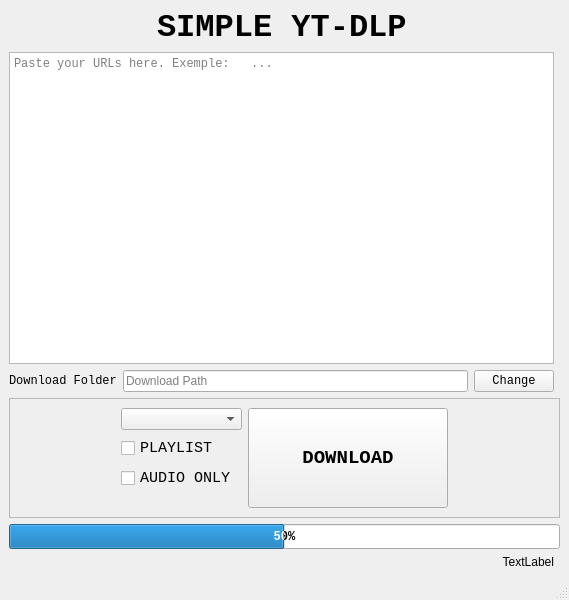
The window that Interface.ui (FelipeMachado-dev/Simple-YTDLP) describes before a commit, drawn with Qt 5.
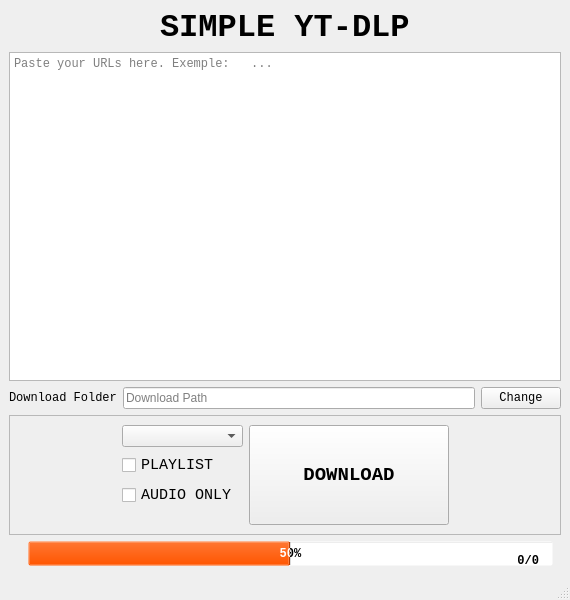
The same window after the commit.

Commit message: [Update] The download section is better organized and displayed

Patch:
```diff
--- a/Interface.ui
+++ b/Interface.ui
@@ -6,7 +6,7 @@
    <rect>
     <x>0</x>
     <y>0</y>
-    <width>569</width>
+    <width>570</width>
     <height>600</height>
    </rect>
   </property>
@@ -30,7 +30,7 @@
   </property>
   <widget class="QWidget" name="centralwidget">
    <layout class="QGridLayout" name="gridLayout_2">
-    <item row="2" column="0">
+    <item row="2" column="0" colspan="2">
      <layout class="QHBoxLayout" name="horizontalLayout_2">
       <item>
        <widget class="QLabel" name="pathLabel">
@@ -71,60 +71,236 @@
       </item>
      </layout>
     </item>
-    <item row="0" column="0">
-     <layout class="QHBoxLayout" name="horizontalLayout">
-      <item>
-       <spacer name="horizontalSpacer">
-        <property name="orientation">
-         <enum>Qt::Orientation::Horizontal</enum>
-        </property>
-        <property name="sizeHint" stdset="0">
-         <size>
-          <width>40</width>
-          <height>20</height>
-         </size>
-        </property>
-       </spacer>
-      </item>
-      <item>
-       <widget class="QLabel" name="titleLabel">
-        <property name="sizePolicy">
-         <sizepolicy hsizetype="Fixed" vsizetype="Fixed">
-          <horstretch>0</horstretch>
-          <verstretch>0</verstretch>
-         </sizepolicy>
-        </property>
-        <property name="font">
-         <font>
-          <family>Consolas</family>
-          <pointsize>24</pointsize>
-          <bold>true</bold>
-         </font>
-        </property>
-        <property name="contextMenuPolicy">
-         <enum>Qt::ContextMenuPolicy::NoContextMenu</enum>
-        </property>
-        <property name="text">
-         <string>SIMPLE YT-DLP</string>
-        </property>
-       </widget>
-      </item>
-      <item>
-       <spacer name="horizontalSpacer_2">
-        <property name="orientation">
-         <enum>Qt::Orientation::Horizontal</enum>
-        </property>
-        <property name="sizeHint" stdset="0">
-         <size>
-          <width>40</width>
-          <height>20</height>
-         </size>
-        </property>
-       </spacer>
-      </item>
-     </layout>
+    <item row="4" column="0" colspan="2">
+     <widget class="QFrame" name="frame_2">
+      <property name="sizePolicy">
+       <sizepolicy hsizetype="Preferred" vsizetype="Preferred">
+        <horstretch>0</horstretch>
+        <verstretch>0</verstretch>
+       </sizepolicy>
+      </property>
+      <property name="minimumSize">
+       <size>
+        <width>200</width>
+        <height>28</height>
+       </size>
+      </property>
+      <property name="palette">
+       <palette>
+        <active>
+         <colorrole role="Base">
+          <brush brushstyle="SolidPattern">
+           <color alpha="0">
+            <red>45</red>
+            <green>45</green>
+            <blue>45</blue>
+           </color>
+          </brush>
+         </colorrole>
+        </active>
+        <inactive>
+         <colorrole role="Base">
+          <brush brushstyle="SolidPattern">
+           <color alpha="0">
+            <red>45</red>
+            <green>45</green>
+            <blue>45</blue>
+           </color>
+          </brush>
+         </colorrole>
+        </inactive>
+        <disabled/>
+       </palette>
+      </property>
+      <property name="frameShape">
+       <enum>QFrame::Shape::NoFrame</enum>
+      </property>
+      <property name="frameShadow">
+       <enum>QFrame::Shadow::Raised</enum>
+      </property>
+      <widget class="QProgressBar" name="progressBar">
+       <property name="enabled">
+        <bool>true</bool>
+       </property>
+       <property name="geometry">
+        <rect>
+         <x>19</x>
+         <y>0</y>
+         <width>525</width>
+         <height>25</height>
+        </rect>
+       </property>
+       <property name="sizePolicy">
+        <sizepolicy hsizetype="Expanding" vsizetype="Fixed">
+         <horstretch>0</horstretch>
+         <verstretch>0</verstretch>
+        </sizepolicy>
+       </property>
+       <property name="minimumSize">
+        <size>
+         <width>400</width>
+         <height>25</height>
+        </size>
+       </property>
+       <property name="palette">
+        <palette>
+         <active>
+          <colorrole role="Window">
+           <brush brushstyle="SolidPattern">
+            <color alpha="0">
+             <red>30</red>
+             <green>30</green>
+             <blue>30</blue>
+            </color>
+           </brush>
+          </colorrole>
+          <colorrole role="Highlight">
+           <brush brushstyle="SolidPattern">
+            <color alpha="255">
+             <red>255</red>
+             <green>85</green>
+             <blue>0</blue>
+            </color>
+           </brush>
+          </colorrole>
+          <colorrole role="Accent">
+           <brush brushstyle="SolidPattern">
+            <color alpha="255">
+             <red>255</red>
+             <green>85</green>
+             <blue>0</blue>
+            </color>
+           </brush>
+          </colorrole>
+         </active>
+         <inactive>
+          <colorrole role="Window">
+           <brush brushstyle="SolidPattern">
+            <color alpha="0">
+             <red>30</red>
+             <green>30</green>
+             <blue>30</blue>
+            </color>
+           </brush>
+          </colorrole>
+          <colorrole role="Highlight">
+           <brush brushstyle="SolidPattern">
+            <color alpha="255">
+             <red>255</red>
+             <green>85</green>
+             <blue>0</blue>
+            </color>
+           </brush>
+          </colorrole>
+          <colorrole role="Accent">
+           <brush brushstyle="SolidPattern">
+            <color alpha="255">
+             <red>255</red>
+             <green>85</green>
+             <blue>0</blue>
+            </color>
+           </brush>
+          </colorrole>
+         </inactive>
+         <disabled>
+          <colorrole role="Base">
+           <brush brushstyle="SolidPattern">
+            <color alpha="0">
+             <red>30</red>
+             <green>30</green>
+             <blue>30</blue>
+            </color>
+           </brush>
+          </colorrole>
+          <colorrole role="Window">
+           <brush brushstyle="SolidPattern">
+            <color alpha="0">
+             <red>30</red>
+             <green>30</green>
+             <blue>30</blue>
+            </color>
+           </brush>
+          </colorrole>
+          <colorrole role="Accent">
+           <brush brushstyle="SolidPattern">
+            <color alpha="255">
+             <red>255</red>
+             <green>85</green>
+             <blue>0</blue>
+            </color>
+           </brush>
+          </colorrole>
+         </disabled>
+        </palette>
+       </property>
+       <property name="font">
+        <font>
+         <family>Consolas</family>
+         <bold>true</bold>
+        </font>
+       </property>
+       <property name="autoFillBackground">
+        <bool>false</bool>
+       </property>
+       <property name="value">
+        <number>50</number>
+       </property>
+       <property name="textVisible">
+        <bool>true</bool>
+       </property>
+       <property name="invertedAppearance">
+        <bool>false</bool>
+       </property>
+      </widget>
+      <widget class="QLabel" name="downloadProgressLabel">
+       <property name="enabled">
+        <bool>true</bool>
+       </property>
+       <property name="geometry">
+        <rect>
+         <x>509</x>
+         <y>13</y>
+         <width>21</width>
+         <height>14</height>
+        </rect>
+       </property>
+       <property name="sizePolicy">
+        <sizepolicy hsizetype="Fixed" vsizetype="Fixed">
+         <horstretch>0</horstretch>
+         <verstretch>0</verstretch>
+        </sizepolicy>
+       </property>
+       <property name="minimumSize">
+        <size>
+         <width>0</width>
+         <height>0</height>
+        </size>
+       </property>
+       <property name="font">
+        <font>
+         <family>Consolas</family>
+         <bold>true</bold>
+        </font>
+       </property>
+       <property name="tabletTracking">
+        <bool>false</bool>
+       </property>
+       <property name="layoutDirection">
+        <enum>Qt::LayoutDirection::LeftToRight</enum>
+       </property>
+       <property name="text">
+        <string>0/0</string>
+       </property>
+       <property name="alignment">
+        <set>Qt::AlignmentFlag::AlignRight|Qt::AlignmentFlag::AlignTrailing|Qt::AlignmentFlag::AlignVCenter</set>
+       </property>
+       <property name="wordWrap">
+        <bool>false</bool>
+       </property>
+      </widget>
+     </widget>
     </item>
-    <item row="1" column="0">
+    <item row="1" column="0" colspan="2">
      <widget class="QPlainTextEdit" name="urlTextBox">
       <property name="font">
        <font>
@@ -333,76 +509,58 @@
       </layout>
      </widget>
     </item>
-    <item row="5" column="0" colspan="2">
-     <widget class="QProgressBar" name="progressBar">
-      <property name="enabled">
-       <bool>true</bool>
-      </property>
-      <property name="sizePolicy">
-       <sizepolicy hsizetype="Expanding" vsizetype="Fixed">
-        <horstretch>0</horstretch>
-        <verstretch>0</verstretch>
-       </sizepolicy>
-      </property>
-      <property name="minimumSize">
-       <size>
-        <width>400</width>
-        <height>25</height>
-       </size>
-      </property>
-      <property name="font">
-       <font>
-        <family>Consolas</family>
-        <bold>true</bold>
-       </font>
-      </property>
-      <property name="autoFillBackground">
-       <bool>false</bool>
-      </property>
-      <property name="value">
-       <number>50</number>
-      </property>
-      <property name="textVisible">
-       <bool>true</bool>
-      </property>
-      <property name="invertedAppearance">
-       <bool>false</bool>
-      </property>
-     </widget>
-    </item>
-    <item row="6" column="0">
-     <widget class="QLabel" name="downloadProgressLabel">
-      <property name="enabled">
-       <bool>true</bool>
-      </property>
-      <property name="sizePolicy">
-       <sizepolicy hsizetype="Fixed" vsizetype="Fixed">
-        <horstretch>0</horstretch>
-        <verstretch>0</verstretch>
-       </sizepolicy>
-      </property>
-      <property name="minimumSize">
-       <size>
-        <width>0</width>
-        <height>0</height>
-       </size>
-      </property>
-      <property name="tabletTracking">
-       <bool>false</bool>
-      </property>
-      <property name="layoutDirection">
-       <enum>Qt::LayoutDirection::RightToLeft</enum>
-      </property>
-      <property name="text">
-       <string>TextLabel</string>
-      </property>
-      <property name="alignment">
-       <set>Qt::AlignmentFlag::AlignRight|Qt::AlignmentFlag::AlignTrailing|Qt::AlignmentFlag::AlignVCenter</set>
-      </property>
-      <property name="wordWrap">
-       <bool>false</bool>
-      </property>
-     </widget>
+    <item row="0" column="0" colspan="2">
+     <layout class="QHBoxLayout" name="horizontalLayout">
+      <item>
+       <spacer name="horizontalSpacer">
+        <property name="orientation">
+         <enum>Qt::Orientation::Horizontal</enum>
+        </property>
+        <property name="sizeHint" stdset="0">
+         <size>
+          <width>40</width>
+          <height>20</height>
+         </size>
+        </property>
+       </spacer>
+      </item>
+      <item>
+       <widget class="QLabel" name="titleLabel">
+        <property name="sizePolicy">
+         <sizepolicy hsizetype="Fixed" vsizetype="Fixed">
+          <horstretch>0</horstretch>
+          <verstretch>0</verstretch>
+         </sizepolicy>
+        </property>
+        <property name="font">
+         <font>
+          <family>Consolas</family>
+          <pointsize>24</pointsize>
+          <bold>true</bold>
+         </font>
+        </property>
+        <property name="contextMenuPolicy">
+         <enum>Qt::ContextMenuPolicy::NoContextMenu</enum>
+        </property>
+        <property name="text">
+         <string>SIMPLE YT-DLP</string>
+        </property>
+       </widget>
+      </item>
+      <item>
+       <spacer name="horizontalSpacer_2">
+        <property name="orientation">
+         <enum>Qt::Orientation::Horizontal</enum>
+        </property>
+        <property name="sizeHint" stdset="0">
+         <size>
+          <width>40</width>
+          <height>20</height>
+         </size>
+        </property>
+       </spacer>
+      </item>
+     </layout>
     </item>
    </layout>
   </widget>
```
Left out of the diff: 2 changed lines with no effect on the pictures.
